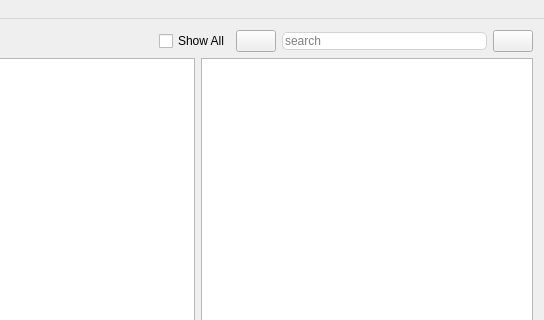
First picture: the form in mainwindow.ui, repository SverrirValgeirsson/Todour, before the edit; both pictures show x 149 to 693 and y 0 to 320 of the 693 by 420 pixel window.
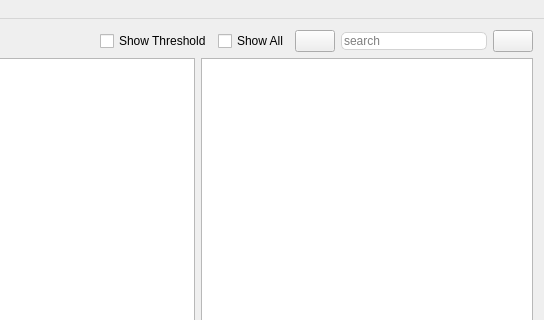
Second picture: the form after the edit.

Commit message: Toggle threshold visibility via a checkbox on the main screen

Patch:
```diff
--- a/mainwindow.ui
+++ b/mainwindow.ui
@@ -59,6 +59,13 @@
         </property>
        </spacer>
       </item>
+      <item>
+       <widget class="QCheckBox" name="cb_threshold_inactive">
+        <property name="text">
+         <string>Show Threshold</string>
+        </property>
+       </widget>
+      </item>
       <item>
        <widget class="QCheckBox" name="cb_showaall">
         <property name="text">
```
The commit also changes 4 other files.
